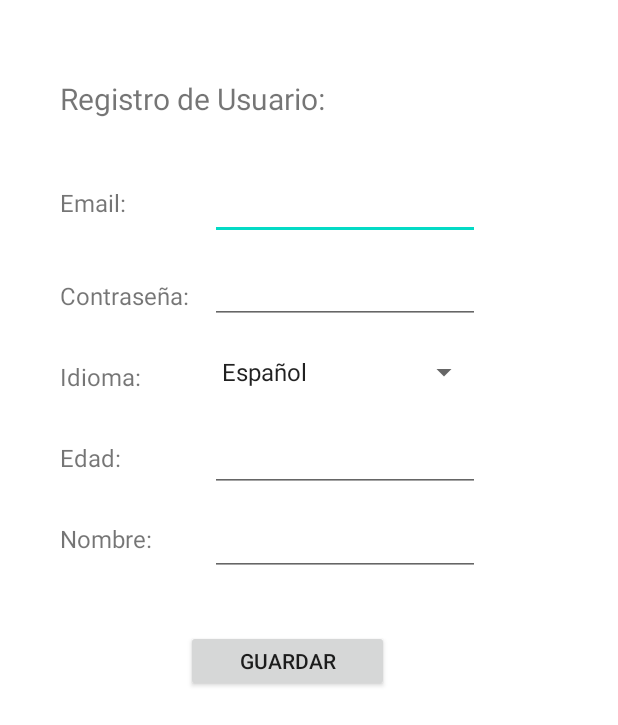
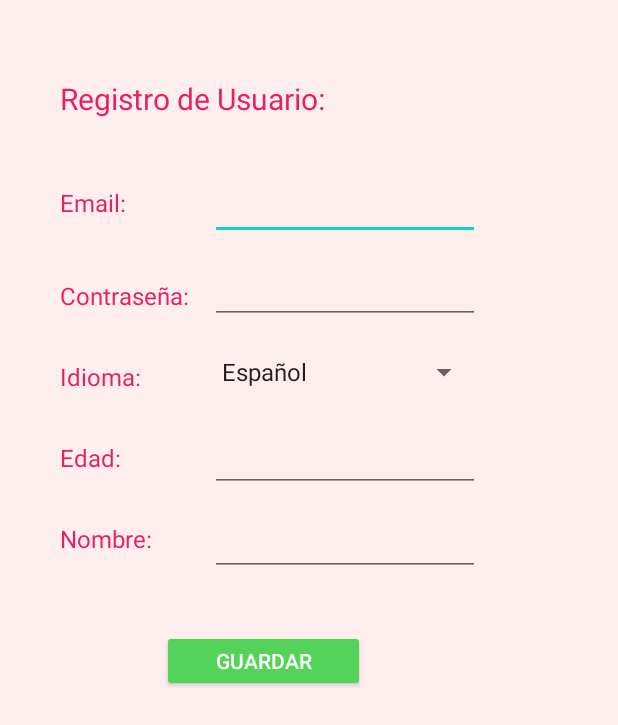
Before and after one commit to yagoaresarmesto/Ejercicio1YAA, an Android app: the Nuevo screen opened directly, with no data from a screen before it, on a phone screen of 412 x 824 dp. Shown: the top 725 px of the screen. Run offline under Robolectric (Android 15) with nearby library versions, the phone set to English and light mode, and no system bars; Roboto replaces fonts that are not available here.

Commit message:
Mejorando el diseño y pequeños errores. Posibles cambios en un futuro.

```diff
--- a/app/src/main/java/com/liceolapaz/dam/yaa/Nuevo.java
+++ b/app/src/main/java/com/liceolapaz/dam/yaa/Nuevo.java
@@ -49,7 +49,7 @@ public class Nuevo extends Activity {
 
                                     DbUsuarios dbUsuarios = new DbUsuarios(Nuevo.this);
                                     long id = dbUsuarios.insertarUsuarios(txtEmail.getText().toString(), txtContraseña.getText().toString(),
-                                            spinnerIdioma.getSelectedItem().toString(), txtEdad.getText().length(), txtNombre.getText().toString());
+                                            spinnerIdioma.getSelectedItem().toString(), Integer.parseInt(txtEdad.getText().toString()), txtNombre.getText().toString());
                                     limpiarCampos();
                                     if (id > 0) {
                                         Toast.makeText(Nuevo.this, "SE HA GUARDADO EL REGISTRO CORRECTAMENTE", Toast.LENGTH_SHORT).show();
--- a/app/src/main/res/layout/activity_main.xml
+++ b/app/src/main/res/layout/activity_main.xml
@@ -22,13 +22,13 @@
         android:layout_width="wrap_content"
         android:layout_height="wrap_content"
 
-        android:layout_marginTop="140dp"
+        android:layout_marginTop="152dp"
         android:fontFamily="@font/hammersmith_one"
         android:text="@string/usuario"
         android:textColor="#E91E63"
         android:textSize="20sp"
         app:layout_constraintEnd_toEndOf="parent"
-        app:layout_constraintHorizontal_bias="0.166"
+        app:layout_constraintHorizontal_bias="0.158"
         app:layout_constraintStart_toStartOf="parent"
         app:layout_constraintTop_toTopOf="parent" />
 
--- a/app/src/main/res/layout/activity_nuevo.xml
+++ b/app/src/main/res/layout/activity_nuevo.xml
@@ -4,6 +4,7 @@
     xmlns:tools="http://schemas.android.com/tools"
     android:layout_width="match_parent"
     android:layout_height="match_parent"
+    android:background="#FFEEEE"
     tools:context=".Nuevo">
 
     <TextView
@@ -13,6 +14,7 @@
         android:layout_marginStart="40dp"
         android:layout_marginTop="124dp"
         android:text="Email:"
+        android:textColor="#E91E63"
         android:textSize="16sp"
         app:layout_constraintStart_toStartOf="parent"
         app:layout_constraintTop_toTopOf="parent" />
@@ -37,6 +39,7 @@
         android:layout_marginStart="40dp"
         android:layout_marginTop="36dp"
         android:text="Contraseña:"
+        android:textColor="#E91E63"
         android:textSize="16sp"
         app:layout_constraintStart_toStartOf="parent"
         app:layout_constraintTop_toBottomOf="@+id/tv_email" />
@@ -61,6 +64,7 @@
         android:layout_marginStart="40dp"
         android:layout_marginTop="32dp"
         android:text="Idioma:"
+        android:textColor="#E91E63"
         android:textSize="16sp"
         app:layout_constraintStart_toStartOf="parent"
         app:layout_constraintTop_toBottomOf="@+id/tv_contraseña" />
@@ -72,6 +76,7 @@
         android:layout_marginStart="40dp"
         android:layout_marginTop="32dp"
         android:text="Edad:"
+        android:textColor="#E91E63"
         android:textSize="16sp"
         app:layout_constraintStart_toStartOf="parent"
         app:layout_constraintTop_toBottomOf="@+id/tv_idioma" />
@@ -83,6 +88,7 @@
         android:layout_marginStart="40dp"
         android:layout_marginTop="32dp"
         android:text="Nombre:"
+        android:textColor="#E91E63"
         android:textSize="16sp"
         app:layout_constraintStart_toStartOf="parent"
         app:layout_constraintTop_toBottomOf="@+id/tv_edad" />
@@ -127,9 +133,11 @@
         android:id="@+id/btn_guardar"
         android:layout_width="135dp"
         android:layout_height="41dp"
-        android:layout_marginStart="124dp"
+        android:layout_marginStart="108dp"
         android:layout_marginTop="36dp"
+        android:backgroundTint="#53D358"
         android:text="Guardar"
+        android:textColor="#FFFFFF"
         app:layout_constraintStart_toStartOf="parent"
         app:layout_constraintTop_toBottomOf="@+id/txt_nombre"
         tools:ignore="TouchTargetSizeCheck" />
@@ -141,6 +149,7 @@
         android:layout_marginStart="40dp"
         android:layout_marginTop="52dp"
         android:text="Registro de Usuario:"
+        android:textColor="#E91E63"
         android:textSize="20sp"
         app:layout_constraintStart_toStartOf="parent"
         app:layout_constraintTop_toTopOf="parent" />
--- a/app/src/main/res/layout/lista_item_usuario.xml
+++ b/app/src/main/res/layout/lista_item_usuario.xml
@@ -4,11 +4,13 @@
     xmlns:app="http://schemas.android.com/apk/res-auto"
     xmlns:tools="http://schemas.android.com/tools"
     android:layout_width="match_parent"
-    android:layout_height="match_parent" >
+    android:layout_height="match_parent"
+    android:background="#FFEEEE">
 
     <LinearLayout
         android:layout_width="match_parent"
         android:layout_height="match_parent"
+        android:background="#FFEEEE"
         android:orientation="vertical"
         app:layout_constraintStart_toStartOf="parent"
         app:layout_constraintTop_toTopOf="parent">
@@ -17,6 +19,7 @@
             android:id="@+id/viewNombre"
             android:layout_width="match_parent"
             android:layout_height="wrap_content"
+            android:textColor="#E91E63"
             android:textSize="20sp"
             android:textStyle="bold" />
 
--- a/app/src/main/res/layout/mostrar.xml
+++ b/app/src/main/res/layout/mostrar.xml
@@ -4,6 +4,7 @@
     xmlns:tools="http://schemas.android.com/tools"
     android:layout_width="wrap_content"
     android:layout_height="wrap_content"
+    android:background="#FFEEEE"
     tools:context=".Mostrar">
 
     <androidx.recyclerview.widget.RecyclerView
--- a/app/src/main/res/values/themes.xml
+++ b/app/src/main/res/values/themes.xml
@@ -2,8 +2,8 @@
     <!-- Base application theme. -->
     <style name="Theme.Ejercicio1YAA" parent="Theme.MaterialComponents.DayNight.DarkActionBar">
         <!-- Primary brand color. -->
-        <item name="colorPrimary">@color/purple_500</item>
-        <item name="colorPrimaryVariant">@color/purple_700</item>
+        <item name="colorPrimary">#E91E63</item>
+        <item name="colorPrimaryVariant">#E91E63</item>
         <item name="colorOnPrimary">@color/white</item>
         <!-- Secondary brand color. -->
         <item name="colorSecondary">@color/teal_200</item>
```
